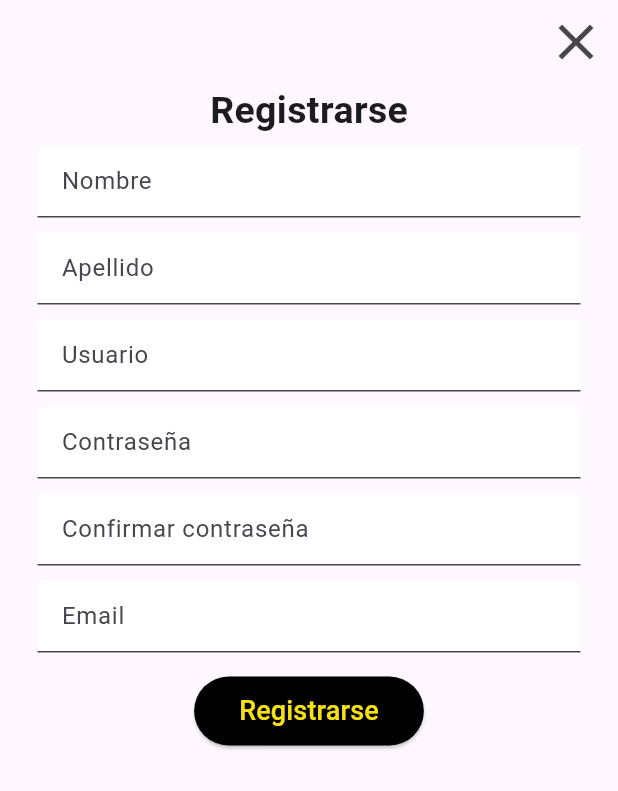
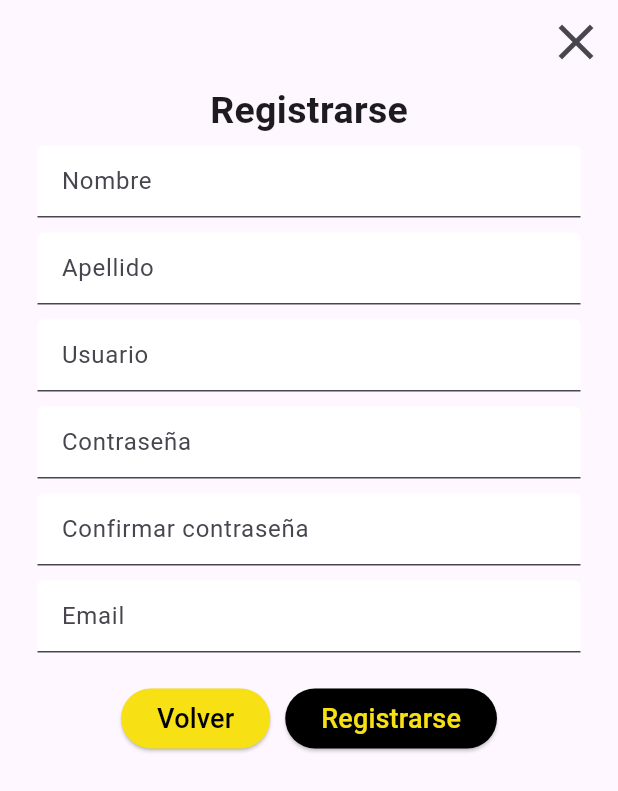
Before and after one commit to Martin-itamar-salvio/ProyectoFinalTP3G2, a Flutter app: the RegistroScreen screen opened by its route, on a phone screen of 412 x 824 dp. Shown: the top 791 px of the screen. Run offline on Flutter 3.47's test engine with Material 3 defaults, Android fonts, the phone set to English and light mode, and no system bars; our stand-ins replace badges, cloud_firestore, firebase_core, firebase_storage, flutter_riverpod, go_router and 1 more; accounts and stored records are empty.

Commit message:
Commit 9/6

```diff
--- a/lib/presentations/screens/home_screen.dart
+++ b/lib/presentations/screens/home_screen.dart
@@ -166,7 +166,7 @@ class ProductCard extends StatelessWidget {
                     mainAxisAlignment: MainAxisAlignment.spaceBetween,
                     children: [
                       Text(
-                        "\$${product.precio}",
+                        "\$${product.precio.round()}",
                         style: const TextStyle(
                           fontSize: 16,
                           fontWeight: FontWeight.bold,
--- a/lib/presentations/screens/login_screen.dart
+++ b/lib/presentations/screens/login_screen.dart
@@ -101,7 +101,7 @@ class _LoginView extends ConsumerWidget {
                 ),
                 onPressed: () => _login(context, ref),
                 child: const Text(
-                  "Entrar",
+                  "Ingresar",
                   style: TextStyle(fontSize: 18),
                 ),
               ),
--- a/lib/presentations/screens/registro_screen.dart
+++ b/lib/presentations/screens/registro_screen.dart
@@ -29,8 +29,7 @@ class _RegistroView extends StatefulWidget {
 class __RegistroViewState extends State<_RegistroView> {
   final TextEditingController _usernameController = TextEditingController();
   final TextEditingController _passwordController = TextEditingController();
-  final TextEditingController _confirmPasswordController =
-      TextEditingController();
+  final TextEditingController _confirmPasswordController = TextEditingController();
   final TextEditingController _emailController = TextEditingController();
   final TextEditingController _nameController = TextEditingController();
   final TextEditingController _lastNameController = TextEditingController();
@@ -160,13 +159,28 @@ class __RegistroViewState extends State<_RegistroView> {
                 },
               ),
             ),
-            const SizedBox(height: 10),
+            const SizedBox(height: 15),
+            Row(
+              mainAxisAlignment: MainAxisAlignment.center,
+              children: [
+                ElevatedButton(
+                  style: ElevatedButton.styleFrom(
+                    backgroundColor: const Color.fromARGB(255, 247, 224, 20),
+                    foregroundColor: const Color.fromARGB(255, 0, 0, 0),
+                  ),
+                  onPressed: () {
+                    context.pop();
+                  },
+                  child: const Text(
+                    "Volver",
+                    style: TextStyle(fontSize: 18),
+                  ),
+                ),
+                const SizedBox(width: 10),
                 ElevatedButton(
                   style: ElevatedButton.styleFrom(
                     backgroundColor: const Color.fromARGB(255, 0, 0, 0),
                     foregroundColor: const Color.fromARGB(255, 247, 224, 20),
-                padding:
-                    const EdgeInsets.symmetric(horizontal: 30, vertical: 10),
                   ),
                   onPressed: () async {
                     if (_formKey.currentState!.validate()) {
@@ -199,6 +213,8 @@ class __RegistroViewState extends State<_RegistroView> {
                     style: TextStyle(fontSize: 18),
                   ),
                 ),
+              ]
+            ),
           ],
         ),
       ),
```
Also changed, not shown: lib/presentations/screens/cartera_screen.dart (+27 -15 lines). Lines whose indentation alone changed are shown as unchanged.
